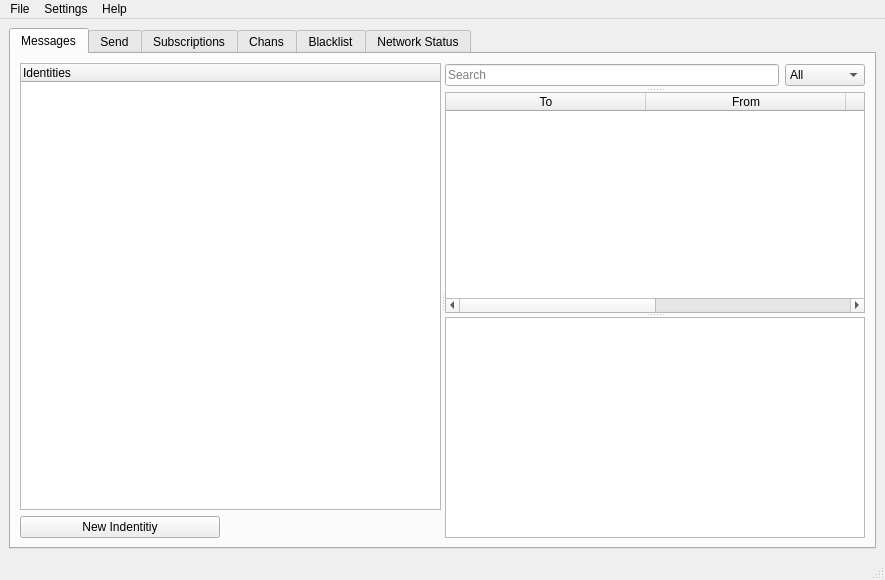
Before: the Qt Designer form src/bitmessageqt/bitmessageui.ui in g1itch/PyBitmessage, drawn with Qt 5.
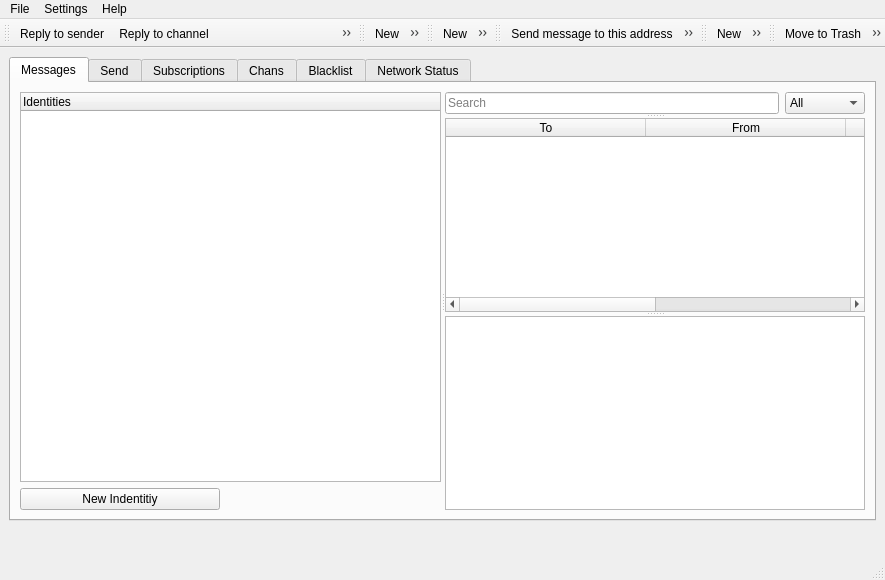
After: the same form once the commit is applied. Icons and pictures are not drawn. Custom widgets are drawn as their Qt base class.

Commit message: Moved all connections where receiver is MainWindow and sender   is defined in ui-file from class definition to ui-file.

```diff
--- a/src/bitmessageqt/bitmessageui.ui
+++ b/src/bitmessageqt/bitmessageui.ui
@@ -979,6 +979,47 @@
       </widget>
      </widget>
     </item>
+    <item>
+     <widget class="QPushButton" name="pushButtonStatusIcon">
+      <property name="sizePolicy">
+       <sizepolicy hsizetype="Minimum" vsizetype="Minimum">
+        <horstretch>0</horstretch>
+        <verstretch>0</verstretch>
+       </sizepolicy>
+      </property>
+      <property name="maximumSize">
+       <size>
+        <width>50</width>
+        <height>50</height>
+       </size>
+      </property>
+      <property name="cursor">
+       <cursorShape>ArrowCursor</cursorShape>
+      </property>
+      <property name="focusPolicy">
+       <enum>Qt::NoFocus</enum>
+      </property>
+      <property name="layoutDirection">
+       <enum>Qt::LeftToRight</enum>
+      </property>
+      <property name="text">
+       <string notr="true"/>
+      </property>
+      <property name="icon">
+       <iconset resource="bitmessage_icons.qrc">
+        <normaloff>:/newPrefix/images/redicon.png</normaloff>:/newPrefix/images/redicon.png</iconset>
+      </property>
+      <property name="iconSize">
+       <size>
+        <width>21</width>
+        <height>23</height>
+       </size>
+      </property>
+      <property name="flat">
+       <bool>true</bool>
+      </property>
+     </widget>
+    </item>
    </layout>
   </widget>
   <widget class="QMenuBar" name="menubar">
@@ -1026,6 +1067,294 @@
     </size>
    </property>
   </widget>
+  <widget class="QToolBar" name="inboxContextMenuToolbar">
+   <attribute name="toolBarArea">
+    <enum>TopToolBarArea</enum>
+   </attribute>
+   <attribute name="toolBarBreak">
+    <bool>false</bool>
+   </attribute>
+   <action name="actionReply">
+    <property name="text">
+     <string>Reply to sender</string>
+    </property>
+   </action>
+   <action name="actionReplyChan">
+    <property name="text">
+     <string>Reply to channel</string>
+    </property>
+   </action>
+   <action name="actionAddSenderToAddressBook">
+    <property name="text">
+     <string>Add sender to your Address Book</string>
+    </property>
+   </action>
+   <action name="actionAddSenderToBlackList">
+    <property name="text">
+     <string>Add sender to your Blacklist</string>
+    </property>
+   </action>
+   <action name="actionTrashInboxMessage">
+    <property name="text">
+     <string>Move to Trash</string>
+    </property>
+   </action>
+   <action name="actionUndeleteTrashedMessage">
+    <property name="text">
+     <string>Undelete</string>
+    </property>
+   </action>
+   <action name="actionForceHtml">
+    <property name="text">
+     <string>View HTML code as formatted text</string>
+    </property>
+   </action>
+   <action name="actionSaveMessageAs">
+    <property name="text">
+     <string>Save message as...</string>
+    </property>
+   </action>
+   <action name="actionMarkUnread">
+    <property name="text">
+     <string>Mark Unread</string>
+    </property>
+   </action>
+   <addaction name="actionReply"/>
+   <addaction name="actionReplyChan"/>
+   <addaction name="actionAddSenderToAddressBook"/>
+   <addaction name="actionAddSenderToBlackList"/>
+   <addaction name="actionTrashInboxMessage"/>
+   <addaction name="actionUndeleteTrashedMessage"/>
+   <addaction name="actionForceHtml"/>
+   <addaction name="actionSaveMessageAs"/>
+   <addaction name="actionMarkUnread"/>
+  </widget>
+  <widget class="QToolBar" name="addressContextMenuToolbarYourIdentities">
+   <attribute name="toolBarArea">
+    <enum>TopToolBarArea</enum>
+   </attribute>
+   <attribute name="toolBarBreak">
+    <bool>false</bool>
+   </attribute>
+   <action name="actionNewYourIdentities">
+    <property name="text">
+     <string>New</string>
+    </property>
+   </action>
+   <action name="actionEnableYourIdentities">
+    <property name="text">
+     <string>Enable</string>
+    </property>
+   </action>
+   <action name="actionDisableYourIdentities">
+    <property name="text">
+     <string>Disable</string>
+    </property>
+   </action>
+   <action name="actionSetAvatarYourIdentities">
+    <property name="text">
+     <string>Set avatar...</string>
+    </property>
+   </action>
+   <action name="actionClipboardYourIdentities">
+    <property name="text">
+     <string>Copy address to clipboard</string>
+    </property>
+   </action>
+   <action name="actionSpecialAddressBehaviorYourIdentities">
+    <property name="text">
+     <string>Special address behavior...</string>
+    </property>
+   </action>
+   <action name="actionEmailGateway">
+    <property name="text">
+     <string>Email gateway</string>
+    </property>
+   </action>
+   <action name="actionMarkAllRead">
+    <property name="text">
+     <string>Mark all messages as read</string>
+    </property>
+   </action>
+   <addaction name="actionNewYourIdentities"/>
+   <addaction name="actionEnableYourIdentities"/>
+   <addaction name="actionDisableYourIdentities"/>
+   <addaction name="actionSetAvatarYourIdentities"/>
+   <addaction name="actionClipboardYourIdentities"/>
+   <addaction name="actionSpecialAddressBehaviorYourIdentities"/>
+   <addaction name="actionEmailGateway"/>
+   <addaction name="actionMarkAllRead"/>
+  </widget>
+  <widget class="QToolBar" name="addressContextMenuToolbar">
+   <attribute name="toolBarArea">
+    <enum>TopToolBarArea</enum>
+   </attribute>
+   <attribute name="toolBarBreak">
+    <bool>false</bool>
+   </attribute>
+   <action name="actionNew">
+    <property name="text">
+     <string>New</string>
+    </property>
+   </action>
+   <action name="actionDelete">
+    <property name="text">
+     <string>Delete</string>
+    </property>
+   </action>
+   <action name="actionEnable">
+    <property name="text">
+     <string>Enable</string>
+    </property>
+   </action>
+   <action name="actionDisable">
+    <property name="text">
+     <string>Disable</string>
+    </property>
+   </action>
+   <action name="actionSetAvatar">
+    <property name="text">
+     <string>Set avatar...</string>
+    </property>
+   </action>
+   <action name="actionClipboard">
+    <property name="text">
+     <string>Copy address to clipboard</string>
+    </property>
+   </action>
+   <action name="actionSpecialAddressBehavior">
+    <property name="text">
+     <string>Special address behavior...</string>
+    </property>
+   </action>
+   <addaction name="actionNew"/>
+   <addaction name="actionDelete"/>
+   <addaction name="actionEnable"/>
+   <addaction name="actionDisable"/>
+   <addaction name="actionSetAvatar"/>
+   <addaction name="actionClipboard"/>
+   <addaction name="actionSpecialAddressBehavior"/>
+  </widget>
+  <widget class="QToolBar" name="addressBookContextMenuToolbar">
+   <attribute name="toolBarArea">
+    <enum>TopToolBarArea</enum>
+   </attribute>
+   <attribute name="toolBarBreak">
+    <bool>false</bool>
+   </attribute>
+   <action name="actionAddressBookSend">
+    <property name="text">
+     <string>Send message to this address</string>
+    </property>
+   </action>
+   <action name="actionAddressBookClipboard">
+    <property name="text">
+     <string>Copy address to clipboard</string>
+    </property>
+   </action>
+   <action name="actionAddressBookSubscribe">
+    <property name="text">
+     <string>Subscribe to this address</string>
+    </property>
+   </action>
+   <action name="actionAddressBookSetAvatar">
+    <property name="text">
+     <string>Set avatar...</string>
+    </property>
+   </action>
+   <action name="actionAddressBookSetSound">
+    <property name="text">
+     <string>Set notification sound...</string>
+    </property>
+   </action>
+   <action name="actionAddressBookNew">
+    <property name="text">
+     <string>Add New Address</string>
+    </property>
+   </action>
+   <action name="actionAddressBookDelete">
+    <property name="text">
+     <string>Delete</string>
+    </property>
+   </action>
+   <addaction name="actionAddressBookSend"/>
+   <addaction name="actionAddressBookClipboard"/>
+   <addaction name="actionAddressBookSubscribe"/>
+   <addaction name="actionAddressBookSetAvatar"/>
+   <addaction name="actionAddressBookSetSound"/>
+   <addaction name="actionAddressBookNew"/>
+   <addaction name="actionAddressBookDelete"/>
+  </widget>
+  <widget class="QToolBar" name="subscriptionsContextMenuToolbar">
+   <attribute name="toolBarArea">
+    <enum>TopToolBarArea</enum>
+   </attribute>
+   <attribute name="toolBarBreak">
+    <bool>false</bool>
+   </attribute>
+   <action name="actionsubscriptionsNew">
+    <property name="text">
+     <string>New</string>
+    </property>
+   </action>
+   <action name="actionsubscriptionsDelete">
+    <property name="text">
+     <string>Delete</string>
+    </property>
+   </action>
+   <action name="actionsubscriptionsClipboard">
+    <property name="text">
+     <string>Copy address to clipboard</string>
+    </property>
+   </action>
+   <action name="actionsubscriptionsEnable">
+    <property name="text">
+     <string>Enable</string>
+    </property>
+   </action>
+   <action name="actionsubscriptionsDisable">
+    <property name="text">
+     <string>Disable</string>
+    </property>
+   </action>
+   <action name="actionsubscriptionsSetAvatar">
+    <property name="text">
+     <string>Set avatar...</string>
+    </property>
+   </action>
+   <addaction name="actionsubscriptionsNew"/>
+   <addaction name="actionsubscriptionsDelete"/>
+   <addaction name="actionsubscriptionsClipboard"/>
+   <addaction name="actionsubscriptionsEnable"/>
+   <addaction name="actionsubscriptionsDisable"/>
+   <addaction name="actionsubscriptionsSetAvatar"/>
+  </widget>
+  <widget class="QToolBar" name="sentContextMenuToolbar">
+   <attribute name="toolBarArea">
+    <enum>TopToolBarArea</enum>
+   </attribute>
+   <attribute name="toolBarBreak">
+    <bool>false</bool>
+   </attribute>
+   <action name="actionTrashSentMessage">
+    <property name="text">
+     <string>Move to Trash</string>
+    </property>
+   </action>
+   <action name="actionSentClipboard">
+    <property name="text">
+     <string>Copy destination address to clipboard</string>
+    </property>
+   </action>
+   <action name="actionForceSend">
+    <property name="text">
+     <string>Force send</string>
+    </property>
+   </action>
+   <addaction name="actionTrashSentMessage"/>
+   <addaction name="actionSentClipboard"/>
+   <addaction name="actionForceSend"/>
+  </widget>
   <action name="actionImport_keys">
    <property name="text">
     <string>Import keys</string>
@@ -1127,6 +1456,11 @@
   </action>
  </widget>
  <customwidgets>
+  <customwidget>
+   <class>BMStatusBar</class>
+   <extends>QStatusBar</extends>
+   <header>bitmessageqt.statusbar</header>
+  </customwidget>
   <customwidget>
    <class>Blacklist</class>
    <extends>QWidget</extends>
@@ -1163,11 +1497,6 @@
    <extends>QTextEdit</extends>
    <header>bitmessageqt.messagecompose</header>
   </customwidget>
-  <customwidget>
-   <class>MessagelistControl</class>
-   <extends>SSplitter</extends>
-   <header>bitmessageqt.messagelist</header>
-  </customwidget>
  </customwidgets>
  <tabstops>
   <tabstop>tableWidgetInbox</tabstop>
```
Left out of the diff: 1353 changed lines with no effect on the pictures. Lines whose indentation alone changed are shown as unchanged. The commit also changes 2 other files.
